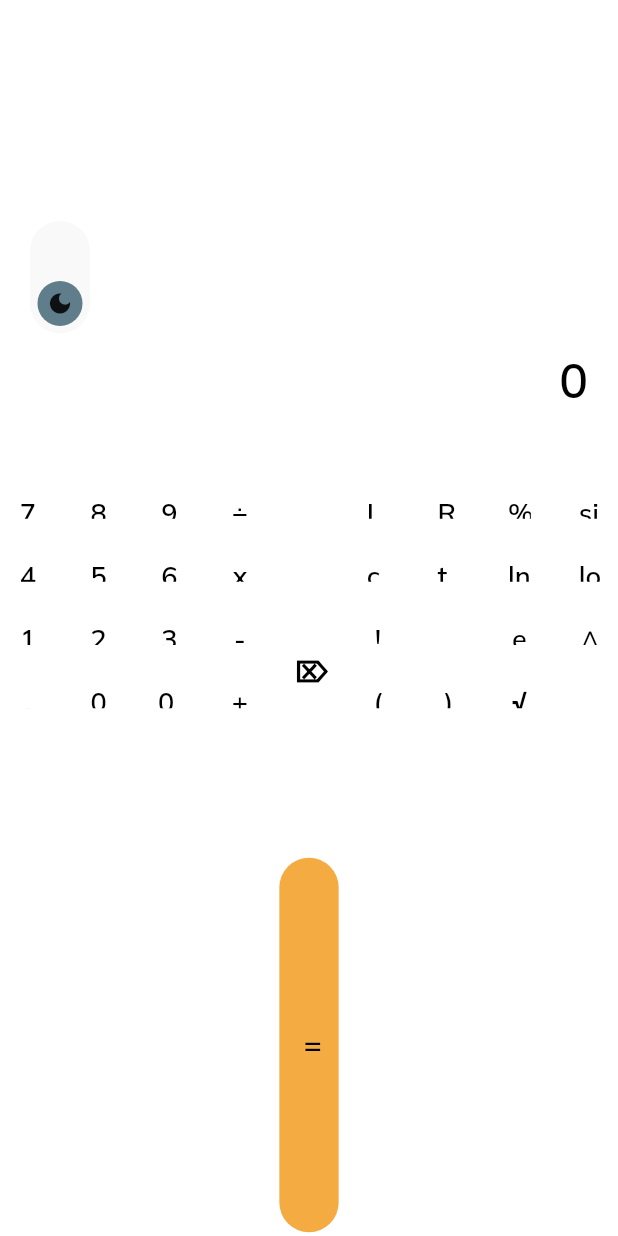
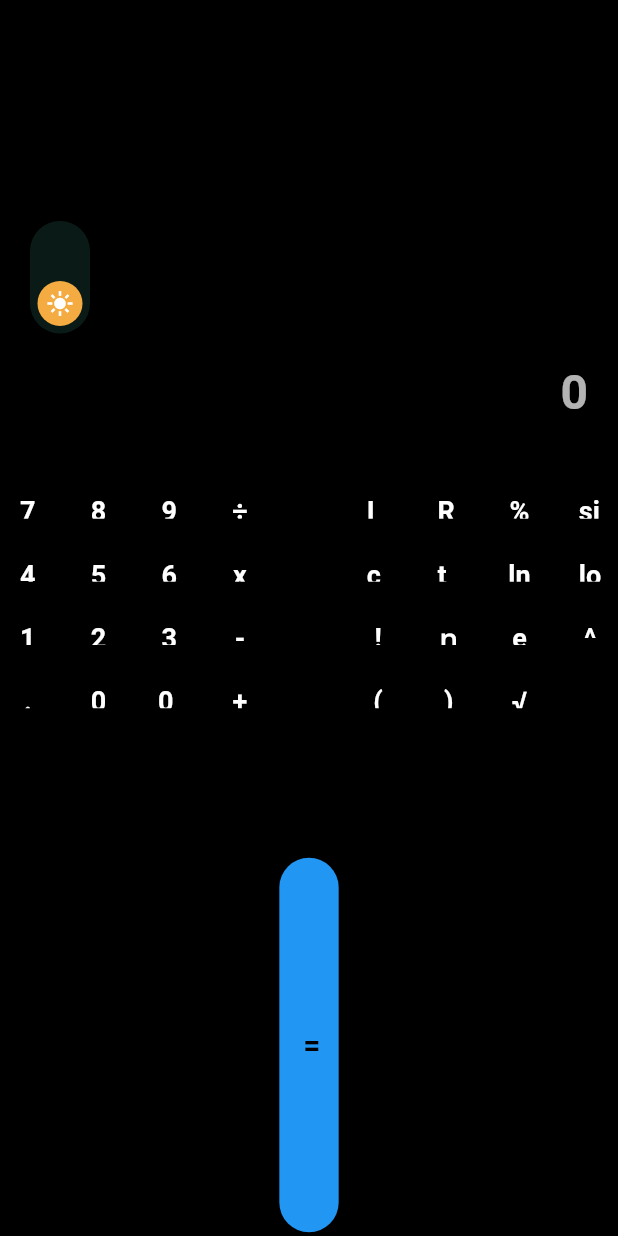
Before and after one commit to ichie2/Calculator-App, a Flutter app: the Landscape screen opened directly, after a tap on the "light mode" icon, on a phone screen of 412 x 824 dp. Run offline on Flutter 3.47's test engine with Material 2 defaults, Android fonts, the phone set to English and light mode, and no system bars; our stand-ins replace bloc, connectivity_plus, flutter_bloc, flutter_screenutil, google_fonts, hydrated_bloc and 4 more.

Commit message:
dark mode

```diff
--- a/lib/constants/color_constants.dart
+++ b/lib/constants/color_constants.dart
@@ -1,14 +1,16 @@
 import 'package:calculator_app/core/exports.dart';
 
-Color blackTextColor = Color(0xff000000);
-Color greyTextColor = Color(0xffC4C4C4);
+// app colors
+const Color whiteColor = Color(0xffffffff);
+const Color primaryColor = Color(0xfff4ab41);
+const Color transparentColor = Colors.transparent;
+const Color blueGreyColor = Colors.blueGrey;
+const Color blackIconColor = Colors.black;
 
-// Colors
-Color whiteColor = Color(0xffffffff);
-Color primaryColor = Color(0xfff4ab41);
-Color transparentColor = Colors.transparent;
-Color blueGreyColor = Colors.blueGrey;
+// text color
+const Color blackTextColor = Color(0xff000000);
+const Color greyTextColor = Color(0xffC4C4C4);
 
-// Activity Indicator
-Color active = Colors.green;
-Color disabled = Colors.redAccent;
+// indicator colors
+const Color active = Colors.green;
+const Color disabled = Colors.redAccent;
--- a/lib/core/theme/theme.dart
+++ b/lib/core/theme/theme.dart
@@ -6,18 +6,18 @@ class CustomTheme {
 
   //
   static TextTheme _lightTextTheme = TextTheme(
-    headline1: GoogleFonts.mulish(
+    headline1: GoogleFonts.muli(
       fontSize: 45.sp,
       fontWeight: FontWeight.w400,
       height: 2.sp,
       color: blackTextColor,
     ),
-    headline2: GoogleFonts.mulish(
+    headline2: GoogleFonts.muli(
       fontSize: 28.sp,
       fontWeight: FontWeight.w200,
       color: blackTextColor,
     ),
-    bodyText2: GoogleFonts.mulish(
+    bodyText2: GoogleFonts.muli(
       fontSize: 20.sp,
       fontWeight: FontWeight.w500,
       color: blackTextColor,
--- a/lib/logic/cubit/input_cubit.dart
+++ b/lib/logic/cubit/input_cubit.dart
@@ -55,7 +55,7 @@ class InputCubit extends Cubit<InputState> {
     }
   }
 
-  void listen() async {
+  void speak() async {
     bool _isListening = false;
     bool _availability;
 
--- /dev/null
+++ b/lib/logic/cubit/theme_cubit.dart
@@ -0,0 +1,22 @@
+import 'package:hydrated_bloc/hydrated_bloc.dart';
+import 'package:bloc/bloc.dart';
+
+class ThemeCubit extends HydratedCubit<bool> {
+  ThemeCubit() : super(false);
+
+  void toggleTheme(bool value) {
+    emit(value);
+  }
+
+  @override
+  bool fromJson(Map<String, dynamic> json) {
+    return json["theme"];
+  }
+
+  @override
+  Map<String, dynamic> toJson(bool state) {
+    return {
+      "theme": state,
+    };
+  }
+}
--- a/lib/main.dart
+++ b/lib/main.dart
@@ -1,13 +1,21 @@
+import 'dart:io';
+import 'package:calculator_app/constants/color_constants.dart';
 import 'package:calculator_app/core/routes.dart';
 import 'package:calculator_app/logic/cubit/answer_cubit.dart';
 import 'package:calculator_app/logic/cubit/input_cubit.dart';
 import 'package:calculator_app/core/exports.dart';
 import 'package:calculator_app/logic/cubit/internet_cubit.dart';
+import 'package:calculator_app/logic/cubit/theme_cubit.dart';
 import 'package:connectivity_plus/connectivity_plus.dart';
 import 'package:flutter_bloc/flutter_bloc.dart';
+import 'package:hydrated_bloc/hydrated_bloc.dart';
+import 'package:path_provider/path_provider.dart' as path;
 
-void main() {
+Future<void> main() async {
   WidgetsFlutterBinding.ensureInitialized();
+  Directory directory = await path.getApplicationDocumentsDirectory();
+  HydratedBloc.storage =
+      await HydratedStorage.build(storageDirectory: directory);
   SystemChrome.setPreferredOrientations([
     DeviceOrientation.portraitUp,
     DeviceOrientation.landscapeLeft,
@@ -26,7 +34,6 @@ class MyApp extends StatelessWidget {
       const SystemUiOverlayStyle(
         statusBarBrightness: Brightness.dark,
         statusBarColor: Colors.transparent,
-        statusBarIconBrightness: Brightness.dark,
         systemNavigationBarColor: Colors.transparent,
         systemNavigationBarDividerColor: Colors.transparent,
       ),
@@ -37,14 +44,18 @@ class MyApp extends StatelessWidget {
         BlocProvider<InputCubit>(
             create: (context) => InputCubit(context.read<AnswerCubit>())),
         BlocProvider(create: (context) => InternetCubit(Connectivity())),
+        BlocProvider(create: (context) => ThemeCubit())
       ],
       child: ScreenUtilInit(
         designSize: Size(375, 825),
         builder: () {
+          return BlocBuilder<ThemeCubit, bool>(
+            builder: (context, state) {
               return MaterialApp(
-            color: Colors.white,
+                color: whiteColor,
                 debugShowCheckedModeBanner: false,
                 title: 'Calculator Pro',
+                themeMode: state ? ThemeMode.dark : ThemeMode.light,
                 theme: CustomTheme.lightTheme(),
                 darkTheme: CustomTheme.darkTheme(),
                 home: Home(),
@@ -52,6 +63,8 @@ class MyApp extends StatelessWidget {
                 onGenerateRoute: RouteGenerator.generateRoute,
               );
             },
+          );
+        },
       ),
     );
   }
--- a/lib/presentation/screens/setting.dart
+++ b/lib/presentation/screens/setting.dart
@@ -1,3 +1,4 @@
+import 'package:calculator_app/constants/color_constants.dart';
 import 'package:calculator_app/core/exports.dart';
 
 class Setting extends StatefulWidget {
@@ -11,8 +12,29 @@ class _SettingState extends State<Setting> {
   @override
   Widget build(BuildContext context) {
     final theme = Theme.of(context);
-    return Scaffold(
-      backgroundColor: theme.backgroundColor,
+    return AnnotatedRegion(
+      value: const SystemUiOverlayStyle(
+        statusBarIconBrightness: Brightness.dark,
+        statusBarBrightness: Brightness.light,
+        statusBarColor: Colors.transparent,
+      ),
+      child: Scaffold(
+        backgroundColor: theme.backgroundColor,
+        appBar: AppBar(
+          elevation: 0,
+          backgroundColor: theme.backgroundColor,
+          iconTheme: IconThemeData(color: blackIconColor),
+          title: Text(
+            'Settings',
+            style: TextStyle(
+              color: blackTextColor,
+              fontSize: 20.sp,
+              fontWeight: FontWeight.w600,
+              fontFamily: GoogleFonts.montserrat().fontFamily,
+            ),
+          ),
+        ),
+      ),
     );
   }
 }
--- a/lib/presentation/widgets/mic_widget.dart
+++ b/lib/presentation/widgets/mic_widget.dart
@@ -27,7 +27,7 @@ class _DraggableMicState extends State<DraggableMic> {
     return BlocConsumer<InternetCubit, InternetState>(
       listener: (_, state) {
         if (state is InternetConnected) {
-          con.listen();
+          con.speak();
         }
         con.stop();
       },
@@ -43,7 +43,7 @@ class _DraggableMicState extends State<DraggableMic> {
               backgroundColor: state is InternetConnected ? active : disabled,
               onPressed: () {
                 // activate voice mode
-                con.listen();
+                con.speak();
               },
               child: Lottie.asset(
                 state is InternetConnected ? busy : idle,
--- a/lib/presentation/widgets/switch_widget.dart
+++ b/lib/presentation/widgets/switch_widget.dart
@@ -1,5 +1,7 @@
 import 'package:calculator_app/constants/color_constants.dart';
 import 'package:calculator_app/core/exports.dart';
+import 'package:calculator_app/logic/cubit/theme_cubit.dart';
+import 'package:flutter_bloc/flutter_bloc.dart';
 
 class Switcher extends StatefulWidget {
   const Switcher({Key key}) : super(key: key);
@@ -14,11 +16,20 @@ class _SwitcherState extends State<Switcher> {
   @override
   Widget build(BuildContext context) {
     var theme = Theme.of(context);
-    return GestureDetector(
+    return BlocConsumer<ThemeCubit, bool>(
+      listener: (context, state) {
+        if(state){
+
+        }
+      },
+      builder: (context, state) {
+        return Material(
+          type: MaterialType.transparency,
+          borderRadius: BorderRadius.circular(20),
+          child: InkWell(
             onTap: () {
-        setState(() {
-          _isDark = !_isDark;
-        });
+              // toggle theme
+              BlocProvider.of<ThemeCubit>(context).toggleTheme(!state);
             },
             child: Container(
               height: 75,
@@ -30,7 +41,7 @@ class _SwitcherState extends State<Switcher> {
                 borderRadius: BorderRadius.circular(20),
               ),
               child: AnimatedAlign(
-          alignment: _isDark ? Alignment.bottomCenter : Alignment.topCenter,
+                alignment: state ? Alignment.bottomCenter : Alignment.topCenter,
                 duration: const Duration(milliseconds: 300),
                 curve: Curves.bounceInOut,
                 child: AnimatedContainer(
@@ -50,6 +61,9 @@ class _SwitcherState extends State<Switcher> {
                 ),
               ),
             ),
+          ),
+        );
+      },
     );
   }
 }
--- a/pubspec.yaml
+++ b/pubspec.yaml
@@ -29,10 +29,12 @@ dependencies:
   flutter_icons: null
   flutter_screenutil: null
   google_fonts: null
+  hydrated_bloc: ^6.1.0
+  iconsax: null
   lottie: null
   math_expressions: null
   speech_to_text: ^2.3.0
-  iconsax:
+  path_provider:
 
 dev_dependencies:
   flutter_test:
```
Also changed, not shown: lib/presentation/screens/history.dart (+8 -1 lines), lib/presentation/screens/potrait.dart (+5 -28 lines), pubspec.lock, 2 other files. Lines whose indentation alone changed are shown as unchanged.
